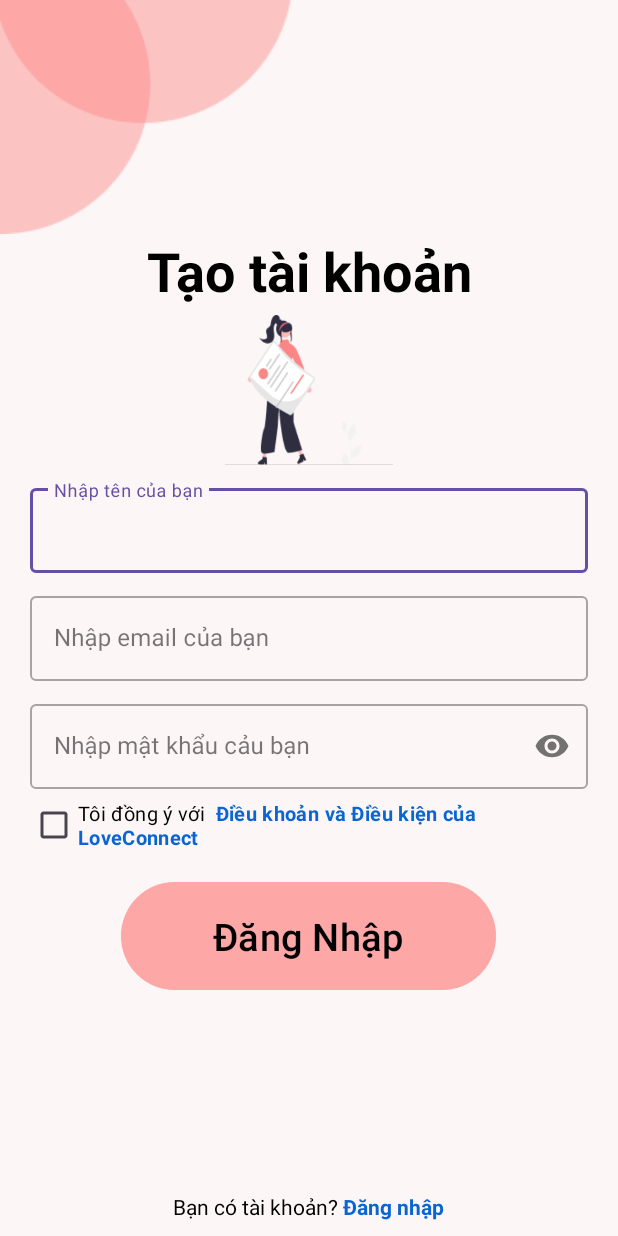
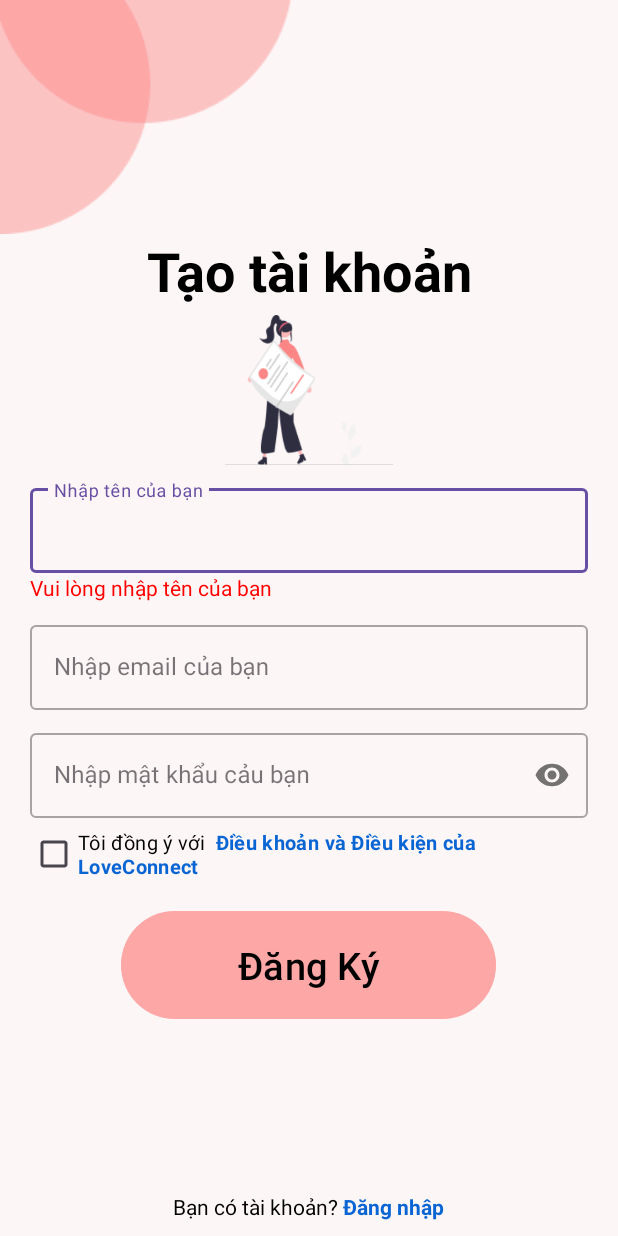
Before and after one commit to phungvietanh2/AppTinder, an Android app: the signupActivity screen opened directly, with no data from a screen before it, after a tap on an icon or button, on a phone screen of 412 x 824 dp. Run offline under Robolectric (Android 15) with nearby library versions, the light colour scheme and no system bars; 2 other taps on this screen came first.

Commit message:
up sig ing up

```diff
--- a/app/src/main/java/com/example/apptinder/signupActivity.java
+++ b/app/src/main/java/com/example/apptinder/signupActivity.java
@@ -2,13 +2,118 @@ package com.example.apptinder;
 
 import androidx.appcompat.app.AppCompatActivity;
 
+import android.content.Intent;
 import android.os.Bundle;
+import android.view.View;
+import android.widget.Button;
+import android.widget.CheckBox;
+import android.widget.CompoundButton;
+import android.widget.TextView;
+import android.widget.Toast;
+
+import com.example.apptinder.DBcontext.DBcontext;
+import com.example.apptinder.DBcontext.UserDao;
+import com.example.apptinder.Model.User;
+import com.google.android.material.textfield.TextInputLayout;
 
 public class signupActivity extends AppCompatActivity {
+    private TextInputLayout gmail, password, fullname;
+    private Button sigup;
+    private TextView yeslogin, checkfull, checkemail, checkpass;
+    private CheckBox checkBox;
+    private Intent intent;
+
+    private void bindingView() {
+        fullname = findViewById(R.id.namesigupTil);
+        password = findViewById(R.id.passwordsigupIlt);
+        gmail = findViewById(R.id.emaillogsigupTil);
+        sigup = findViewById(R.id.sigupBtn);
+        yeslogin = findViewById(R.id.noAccountTv);
+        checkBox = findViewById(R.id.checkbox);
+        checkfull = findViewById(R.id.nameErrorTextView);
+        checkemail = findViewById(R.id.nameErrorTextView1);
+        checkpass = findViewById(R.id.nameErrorTextView2);
+    }
+
+    private void bindingAction() {
+        sigup.setOnClickListener(this::onclicksigup);
+        yeslogin.setOnClickListener(this::oncliclaccount);
+    }
+
+    private void oncliclaccount(View view) {
+        intent = new Intent(signupActivity.this, LoginActivity.class);
+        startActivity(intent);
+    }
+
+    private void onclicksigup(View view) {
+        String email = gmail.getEditText().getText().toString();
+        String passwor = password.getEditText().getText().toString();
+        String fullnam = fullname.getEditText().getText().toString();
+
+        if (fullnam.isEmpty()) {
+            checkfull.setText("Vui lòng nhập tên của bạn");
+            checkfull.setVisibility(View.VISIBLE);
+            return;
+        } else {
+            checkfull.setVisibility(View.GONE);
+        }
+
+        if (email.isEmpty()) {
+            checkemail.setText("Vui lòng nhập email của bạn");
+            checkemail.setVisibility(View.VISIBLE);
+            return;
+        } else {
+            checkemail.setVisibility(View.GONE);
+        }
+
+        signupActivity emailChecker = new signupActivity();
+        boolean isValidEmail = emailChecker.isFptEduEmail(email);
+        if (!isValidEmail) {
+            checkemail.setText("Email không hợp lệ");
+            checkemail.setVisibility(View.VISIBLE);
+            return;
+        } else {
+            checkemail.setVisibility(View.GONE);
+        }
+
+        if (passwor.isEmpty()) {
+            checkpass.setText("Vui lòng nhập mật khẩu của bạn");
+            checkpass.setVisibility(View.VISIBLE);
+            return;
+        } else {
+            checkpass.setVisibility(View.GONE);
+        }
+
+        if (!checkBox.isChecked()) {
+            Toast.makeText(this, "Đồng ý với điều khoản và Điều kiện của LoveConnect", Toast.LENGTH_SHORT).show();
+            return;
+        }
+
+        DBcontext db = DBcontext.getDatabase(getApplicationContext());
+        UserDao userDao = db.userDao();
+
+        User user = new User();
+        user.setUsername(fullnam);
+        user.setEmail(email);
+        user.setPassword(passwor);
+
+        userDao.insertuser(user);
+
+        intent = new Intent(signupActivity.this, LoginActivity.class);
+        startActivity(intent);
+    }
+
+    private boolean isFptEduEmail(String email) {
+        String pattern = "^[A-Za-z0-9._%+-]+@fpt\\.edu\\.vn$";
+        return email.matches(pattern);
+    }
 
     @Override
     protected void onCreate(Bundle savedInstanceState) {
         super.onCreate(savedInstanceState);
         setContentView(R.layout.activity_signup);
+        bindingView();
+        bindingAction();
+
     }
 }
--- a/app/src/main/res/layout/activity_signup.xml
+++ b/app/src/main/res/layout/activity_signup.xml
@@ -41,7 +41,14 @@
             android:layout_height="wrap_content" />
 
     </com.google.android.material.textfield.TextInputLayout>
-
+    <TextView
+        android:id="@+id/nameErrorTextView"
+        android:layout_width="match_parent"
+        android:layout_height="wrap_content"
+        android:textColor="#FF0000"
+        android:paddingStart="20dp"
+        android:paddingEnd="20dp"
+        android:visibility="gone" />
     <com.google.android.material.textfield.TextInputLayout
         android:id="@+id/emaillogsigupTil"
         style="@style/Widget.MaterialComponents.TextInputLayout.OutlinedBox"
@@ -57,6 +64,14 @@
             android:layout_height="wrap_content" />
 
     </com.google.android.material.textfield.TextInputLayout>
+    <TextView
+        android:id="@+id/nameErrorTextView1"
+        android:layout_width="match_parent"
+        android:layout_height="wrap_content"
+        android:textColor="#FF0000"
+        android:paddingStart="20dp"
+        android:paddingEnd="20dp"
+        android:visibility="gone" />
     <com.google.android.material.textfield.TextInputLayout
         android:id="@+id/passwordsigupIlt"
         style="@style/Widget.MaterialComponents.TextInputLayout.OutlinedBox"
@@ -73,6 +88,14 @@
             android:layout_height="wrap_content" />
 
     </com.google.android.material.textfield.TextInputLayout>
+    <TextView
+        android:id="@+id/nameErrorTextView2"
+        android:layout_width="match_parent"
+        android:layout_height="wrap_content"
+        android:textColor="#FF0000"
+        android:paddingStart="20dp"
+        android:paddingEnd="20dp"
+        android:visibility="gone" />
     <CheckBox
         android:id="@+id/checkbox"
         android:layout_width="wrap_content"
@@ -83,6 +106,7 @@
         android:textSize="13dp"
         android:textColor="@color/black"
         android:checked="false" />
+
     <LinearLayout
         android:layout_width="match_parent"
         android:layout_height="wrap_content"
@@ -90,13 +114,13 @@
         android:gravity="center">
 
         <Button
-            android:id="@+id/LoginBtn"
+            android:id="@+id/sigupBtn"
             android:layout_width="250dp"
             android:layout_height="80dp"
             android:layout_marginStart="20dp"
             android:layout_marginEnd="20dp"
             android:backgroundTint="@color/pigg"
-            android:text="Đăng Nhập"
+            android:text="Đăng Ký"
             android:textColor="@color/black"
             android:textSize="25dp" />
 
--- a/app/src/main/res/values/strings.xml
+++ b/app/src/main/res/values/strings.xml
@@ -45,7 +45,7 @@
         libero vel nunc consequat, quis tincidunt nisl eleifend. Cras bibendum enim a justo luctus
         vestibulum. Fusce dictum libero quis erat maximus, vitae volutpat diam dignissim.
     </string>
-    <string name="fpass">Quên mật khẩu?<b><font color="#0865D3">Bấm vào đây</font></b></string>
+    <string name="fpass">Quên mật khẩu?<b><font color="#0865D3"> Bấm vào đây</font></b></string>
     <string name="new_user_signup">Bạn chưa có tài khoản?<b><font color="#0865D3"> Dăng ký</font></b></string>
     <string name="new_user_sign">Bạn có tài khoản?<b><font color="#0865D3"> Đăng nhập</font></b></string>
     <string name="chpanhan">Tôi đồng ý với <b><font color="#0865D3"> Điều khoản và Điều kiện của LoveConnect</font></b></string>
```
Also changed, not shown: app/src/main/java/com/example/apptinder/LoginActivity.java (+28 -23 lines).
